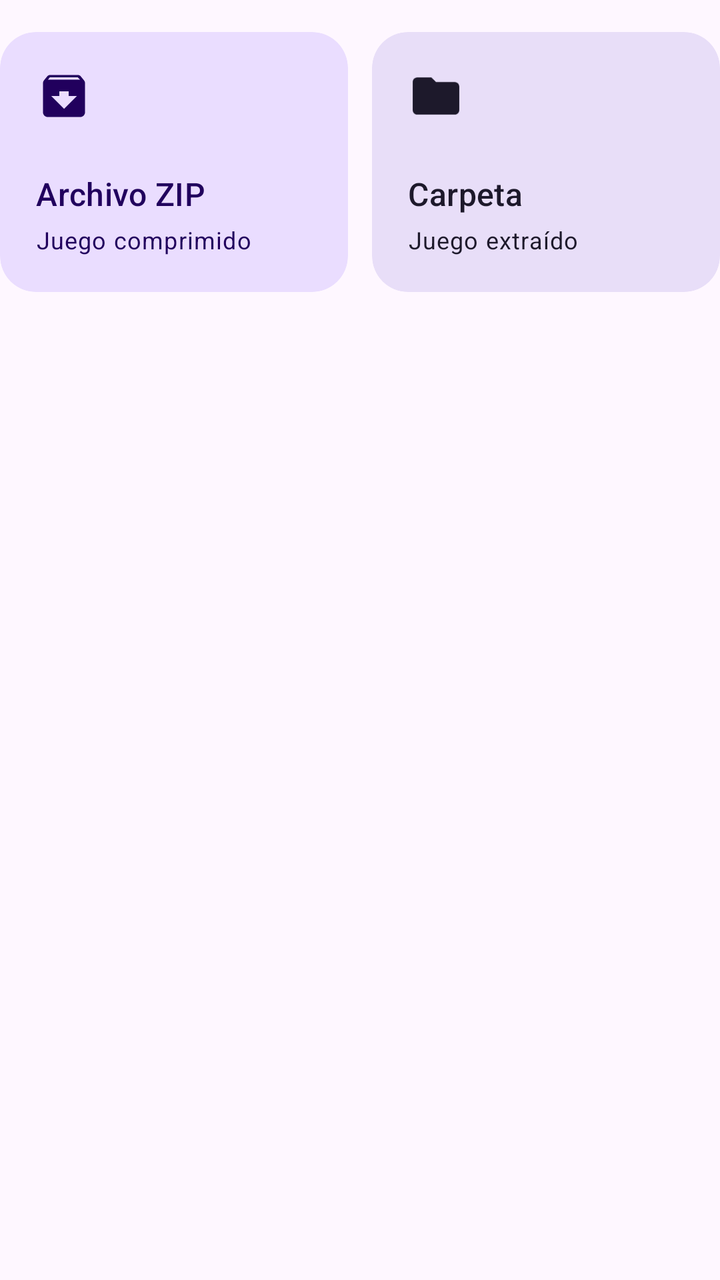
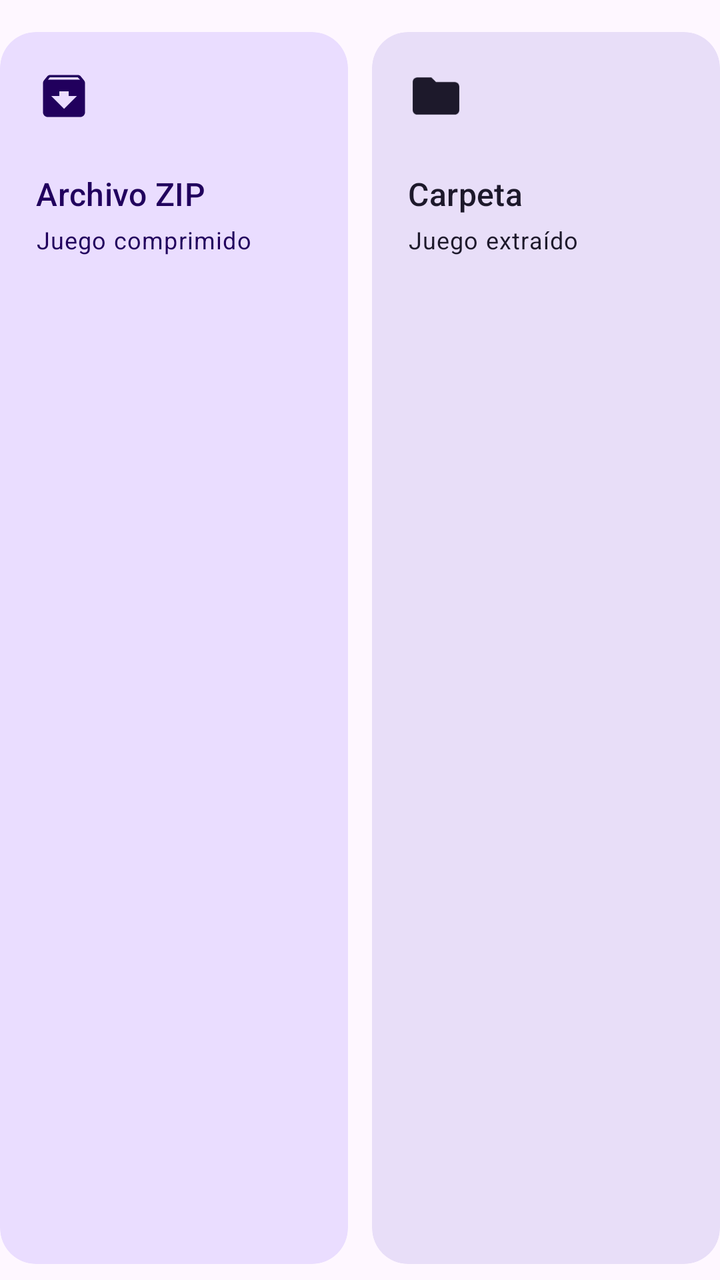

An Android layout rendered at two revisions. The XML below is the earlier revision; the diff shows what the commit changed to produce the second picture.
<!-- AndroidManifest.xml: application theme Theme.RpgmkPort -->
<!-- res/layout/opciones_origen.xml -->
<?xml version="1.0" encoding="utf-8"?>
<LinearLayout xmlns:android="http://schemas.android.com/apk/res/android" xmlns:app="http://schemas.android.com/apk/res-auto"
    android:layout_width="match_parent" android:layout_height="wrap_content" android:orientation="horizontal" android:baselineAligned="false"
    android:paddingTop="16dp" android:paddingBottom="8dp">
    <com.google.android.material.card.MaterialCardView android:id="@+id/source_zip" style="@style/Widget.Material3.CardView.Filled"
        android:layout_width="0dp" android:layout_height="wrap_content" android:layout_weight="1" android:layout_marginEnd="6dp"
        android:clickable="true" android:focusable="true" app:cardCornerRadius="18dp" app:cardBackgroundColor="?attr/colorPrimaryContainer">
        <LinearLayout android:layout_width="match_parent" android:layout_height="wrap_content" android:orientation="vertical" android:padding="18dp">
            <ImageView android:layout_width="28dp" android:layout_height="28dp" android:src="@drawable/ic_zip" app:tint="?attr/colorOnPrimaryContainer" android:importantForAccessibility="no" />
            <TextView android:layout_width="match_parent" android:layout_height="wrap_content" android:layout_marginTop="24dp"
                android:text="@string/source_zip_title" android:textAppearance="?attr/textAppearanceTitleMedium" android:textColor="?attr/colorOnPrimaryContainer" />
            <TextView android:layout_width="match_parent" android:layout_height="wrap_content" android:layout_marginTop="4dp"
                android:text="@string/source_zip_hint" android:textAppearance="?attr/textAppearanceBodySmall" android:textColor="?attr/colorOnPrimaryContainer" />
        </LinearLayout>
    </com.google.android.material.card.MaterialCardView>
    <com.google.android.material.card.MaterialCardView android:id="@+id/source_folder" style="@style/Widget.Material3.CardView.Filled"
        android:layout_width="0dp" android:layout_height="wrap_content" android:layout_weight="1" android:layout_marginStart="6dp"
        android:clickable="true" android:focusable="true" app:cardCornerRadius="18dp" app:cardBackgroundColor="?attr/colorSecondaryContainer">
        <LinearLayout android:layout_width="match_parent" android:layout_height="wrap_content" android:orientation="vertical" android:padding="18dp">
            <ImageView android:layout_width="28dp" android:layout_height="28dp" android:src="@drawable/ic_carpeta" app:tint="?attr/colorOnSecondaryContainer" android:importantForAccessibility="no" />
            <TextView android:layout_width="match_parent" android:layout_height="wrap_content" android:layout_marginTop="24dp"
                android:text="@string/source_folder_title" android:textAppearance="?attr/textAppearanceTitleMedium" android:textColor="?attr/colorOnSecondaryContainer" />
            <TextView android:layout_width="match_parent" android:layout_height="wrap_content" android:layout_marginTop="4dp"
                android:text="@string/source_folder_hint" android:textAppearance="?attr/textAppearanceBodySmall" android:textColor="?attr/colorOnSecondaryContainer" />
        </LinearLayout>
    </com.google.android.material.card.MaterialCardView>
</LinearLayout>
<!-- resources referenced by this layout -->
<resources>
  <!-- drawable ic_carpeta (drawable) -->
  <?xml version="1.0" encoding="utf-8"?>
  <vector xmlns:android="http://schemas.android.com/apk/res/android" android:width="24dp" android:height="24dp" android:viewportWidth="24" android:viewportHeight="24" android:tint="?attr/colorControlNormal">
      <path android:fillColor="@android:color/white" android:pathData="M10,4H4c-1.1,0 -1.99,0.9 -1.99,2L2,18c0,1.1 0.9,2 2,2h16c1.1,0 2,-0.9 2,-2V8c0,-1.1 -0.9,-2 -2,-2h-8l-2,-2z"/>
  </vector>
  <!-- drawable ic_zip (drawable) -->
  <?xml version="1.0" encoding="utf-8"?>
  <vector xmlns:android="http://schemas.android.com/apk/res/android" android:width="24dp" android:height="24dp" android:viewportWidth="24" android:viewportHeight="24" android:tint="?attr/colorControlNormal">
      <path android:fillColor="@android:color/white" android:pathData="M20.54,5.23l-1.39,-1.68C18.88,3.21 18.47,3 18,3H6c-0.47,0 -0.88,0.21 -1.16,0.55L3.46,5.23C3.17,5.57 3,6.02 3,6.5V19c0,1.1 0.9,2 2,2h14c1.1,0 2,-0.9 2,-2V6.5c0,-0.48 -0.17,-0.93 -0.46,-1.27zM12,17.5L6.5,12H10v-2h4v2h3.5L12,17.5zM5.12,5l0.81,-1h12l0.94,1H5.12z"/>
  </vector>
  <string name="source_folder_hint">Juego extraído</string>
  <string name="source_folder_title">Carpeta</string>
  <string name="source_zip_hint">Juego comprimido</string>
  <string name="source_zip_title">Archivo ZIP</string>
  <style name="Theme.RpgmkPort" parent="Theme.Material3.DayNight.NoActionBar">
          <item name="colorPrimary">@color/semilla</item>
          <item name="android:statusBarColor">@android:color/transparent</item>
          <item name="android:navigationBarColor">@android:color/transparent</item>
      </style>
  <color name="semilla">#5E548E</color>
</resources>

<!-- the commit's change to res/layout/opciones_origen.xml (unified diff, before → after) -->
@@ -3,7 +3,7 @@
     android:layout_width="match_parent" android:layout_height="wrap_content" android:orientation="horizontal" android:baselineAligned="false"
     android:paddingTop="16dp" android:paddingBottom="8dp">
     <com.google.android.material.card.MaterialCardView android:id="@+id/source_zip" style="@style/Widget.Material3.CardView.Filled"
-        android:layout_width="0dp" android:layout_height="wrap_content" android:layout_weight="1" android:layout_marginEnd="6dp"
+        android:layout_width="0dp" android:layout_height="match_parent" android:layout_weight="1" android:layout_marginEnd="6dp"
         android:clickable="true" android:focusable="true" app:cardCornerRadius="18dp" app:cardBackgroundColor="?attr/colorPrimaryContainer">
         <LinearLayout android:layout_width="match_parent" android:layout_height="wrap_content" android:orientation="vertical" android:padding="18dp">
             <ImageView android:layout_width="28dp" android:layout_height="28dp" android:src="@drawable/ic_zip" app:tint="?attr/colorOnPrimaryContainer" android:importantForAccessibility="no" />
@@ -14,7 +14,7 @@
         </LinearLayout>
     </com.google.android.material.card.MaterialCardView>
     <com.google.android.material.card.MaterialCardView android:id="@+id/source_folder" style="@style/Widget.Material3.CardView.Filled"
-        android:layout_width="0dp" android:layout_height="wrap_content" android:layout_weight="1" android:layout_marginStart="6dp"
+        android:layout_width="0dp" android:layout_height="match_parent" android:layout_weight="1" android:layout_marginStart="6dp"
         android:clickable="true" android:focusable="true" app:cardCornerRadius="18dp" app:cardBackgroundColor="?attr/colorSecondaryContainer">
         <LinearLayout android:layout_width="match_parent" android:layout_height="wrap_content" android:orientation="vertical" android:padding="18dp">
             <ImageView android:layout_width="28dp" android:layout_height="28dp" android:src="@drawable/ic_carpeta" app:tint="?attr/colorOnSecondaryContainer" android:importantForAccessibility="no" />
<!-- resource entries referenced after the edit -->
@@ -16,6 +16,8 @@
   <string name="source_zip_title">Archivo ZIP</string>
   <style name="Theme.RpgmkPort" parent="Theme.Material3.DayNight.NoActionBar">
           <item name="colorPrimary">@color/semilla</item>
+          <item name="android:windowLightStatusBar">?attr/isLightTheme</item>
+          <item name="android:windowLightNavigationBar">?attr/isLightTheme</item>
           <item name="android:statusBarColor">@android:color/transparent</item>
           <item name="android:navigationBarColor">@android:color/transparent</item>
       </style>
